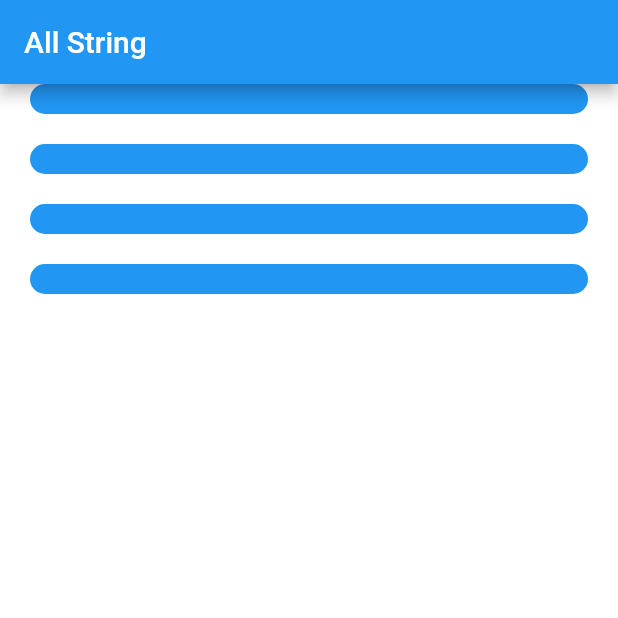
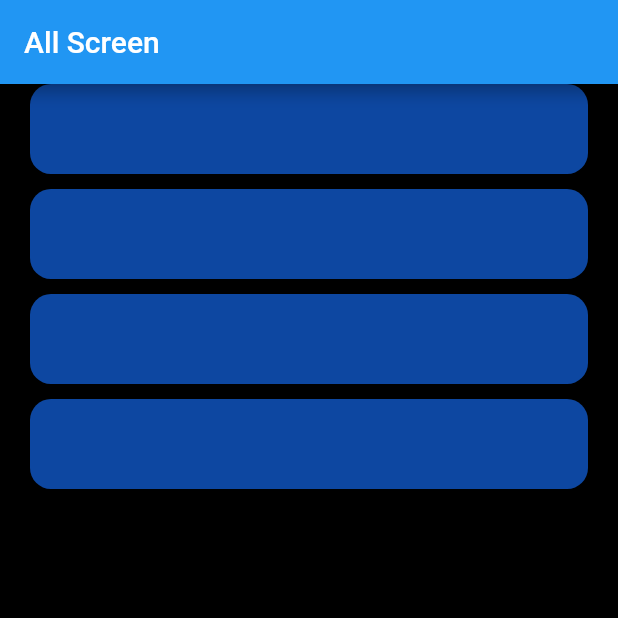
Before and after one commit to Daobakhanh/social_photo_sharing_app_Flutter, a Flutter app: the screen it shows after launch, on a phone screen of 412 x 824 dp, the top half of it. Run offline on Flutter 3.47's test engine with Material 2 defaults, Android fonts, the phone set to English and light mode, and no system bars.

Commit message:
Change size of Card

```diff
--- a/lib/main.dart
+++ b/lib/main.dart
@@ -56,10 +56,10 @@ class MyHomePage extends StatelessWidget {
 
     return Scaffold(
       appBar: AppBar(
-        title: const Text('All String'),
+        title: const Text('All Screen'),
       ),
       body: Container(
-        color: Colors.white,
+        color: Colors.black,
         child: ListView.builder(
             itemCount: 4,
             itemBuilder: (context, index) {
@@ -84,12 +84,12 @@ class _CardScreenState extends State<CardScreen> {
     return Padding(
       padding: const EdgeInsets.symmetric(horizontal: 20),
       child: Container(
-        margin: const EdgeInsets.only(bottom: 20),
-        height: 20,
+        margin: const EdgeInsets.only(bottom: 10),
+        height: 60,
         width: 100,
         child: Text(widget.title),
         decoration: BoxDecoration(
-            borderRadius: BorderRadius.circular(14), color: Colors.blue),
+            borderRadius: BorderRadius.circular(14), color: Colors.blue[900]),
       ),
     );
   }
```
